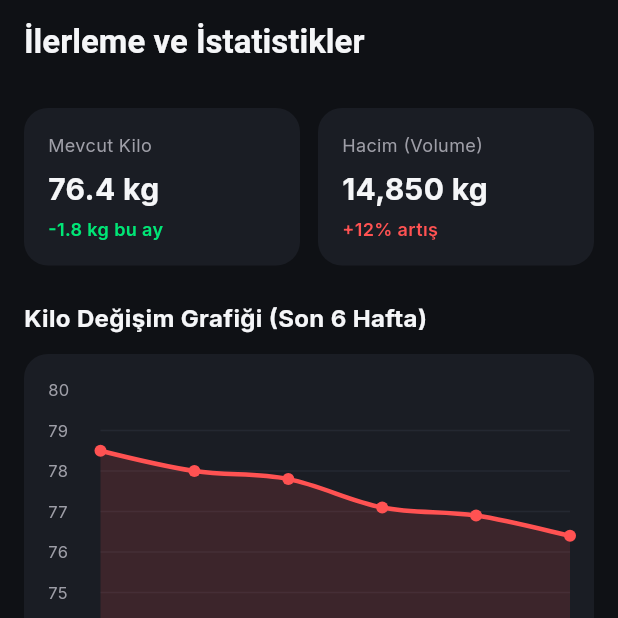
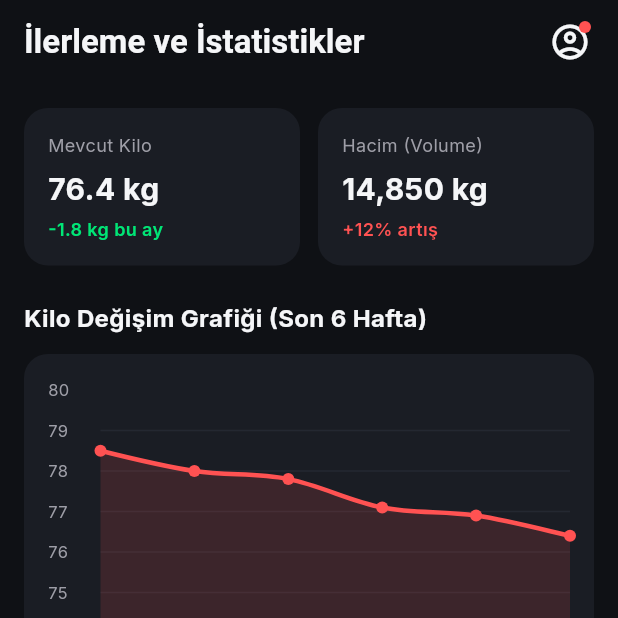
Before and after one commit to huseyincanli20/gymshark, a Flutter app: the screen it shows after launch, item 4 of the bottom bar chosen, on a phone screen of 412 x 824 dp, the top half of it. Run offline on Flutter 3.47's test engine with Material 3 defaults, Android fonts, the phone set to English and light mode, and no system bars; drawn by our look-alikes of fl_chart; our stand-ins replace google_fonts, percent_indicator; network calls fail.

Commit message:
feat: add account login, notifications, health details, goals and units

```diff
--- /dev/null
+++ b/lib/models/user_profile.dart
@@ -0,0 +1,54 @@
+class UserProfile {
+  String name;
+  String email;
+  bool isLoggedIn;
+
+  // Bildirim Tercihleri
+  bool workoutReminders;
+  bool mealReminders;
+  bool waterReminders;
+
+  // Sağlık Ayrıntıları
+  double heightCm;
+  double weightKg;
+  int age;
+  String gender;
+  String bloodGroup;
+
+  // Hedefler
+  double targetWeightKg;
+  double dailyCalorieGoal;
+  double dailyWaterGoalLiters;
+  int weeklyWorkoutDays;
+
+  // Ölçü Birimleri
+  String weightUnit; // "kg" veya "lbs"
+  String heightUnit; // "cm" veya "inch"
+  String energyUnit; // "kcal" veya "kJ"
+
+  UserProfile({
+    this.name = 'Hüseyin Canlı',
+    this.email = 'huseyin@gymtrack.com',
+    this.isLoggedIn = false,
+    this.workoutReminders = true,
+    this.mealReminders = true,
+    this.waterReminders = false,
+    this.heightCm = 178,
+    this.weightKg = 76.4,
+    this.age = 24,
+    this.gender = 'Erkek',
+    this.bloodGroup = 'A Rh+',
+    this.targetWeightKg = 74.0,
+    this.dailyCalorieGoal = 2400,
+    this.dailyWaterGoalLiters = 3.0,
+    this.weeklyWorkoutDays = 5,
+    this.weightUnit = 'kg',
+    this.heightUnit = 'cm',
+    this.energyUnit = 'kcal',
+  });
+}
+
+// Global basit durum yönetimi
+class UserSession {
+  static final UserProfile current = UserProfile();
+}
--- a/lib/screens/progress_screen.dart
+++ b/lib/screens/progress_screen.dart
@@ -1,15 +1,60 @@
 import 'package:flutter/material.dart';
 import 'package:fl_chart/fl_chart.dart';
 import '../theme/app_theme.dart';
+import '../models/user_profile.dart';
+import 'account_screen.dart';
 
-class ProgressScreen extends StatelessWidget {
+class ProgressScreen extends StatefulWidget {
   const ProgressScreen({super.key});
 
   @override
+  State<ProgressScreen> createState() => _ProgressScreenState();
+}
+
+class _ProgressScreenState extends State<ProgressScreen> {
+  @override
   Widget build(BuildContext context) {
+    final profile = UserSession.current;
+
     return Scaffold(
       appBar: AppBar(
         title: const Text("İlerleme ve İstatistikler"),
+        actions: [
+          IconButton(
+            icon: Stack(
+              clipBehavior: Clip.none,
+              children: [
+                Icon(
+                  profile.isLoggedIn ? Icons.account_circle : Icons.account_circle_outlined,
+                  size: 28,
+                  color: profile.isLoggedIn ? AppTheme.accent : AppTheme.textPrimary,
+                ),
+                if (!profile.isLoggedIn)
+                  Positioned(
+                    right: 0,
+                    top: 0,
+                    child: Container(
+                      width: 8,
+                      height: 8,
+                      decoration: const BoxDecoration(
+                        color: AppTheme.primary,
+                        shape: BoxShape.circle,
+                      ),
+                    ),
+                  ),
+              ],
+            ),
+            tooltip: "Hesap & Ayarlar",
+            onPressed: () async {
+              await Navigator.push(
+                context,
+                MaterialPageRoute(builder: (context) => const AccountScreen()),
+              );
+              setState(() {}); // Profil güncellendiyse ekranı yenile
+            },
+          ),
+          const SizedBox(width: 8),
+        ],
       ),
       body: SingleChildScrollView(
         padding: const EdgeInsets.all(16.0),
```
Also changed, not shown: lib/screens/account_screen.dart (added, +397 -0 lines).
